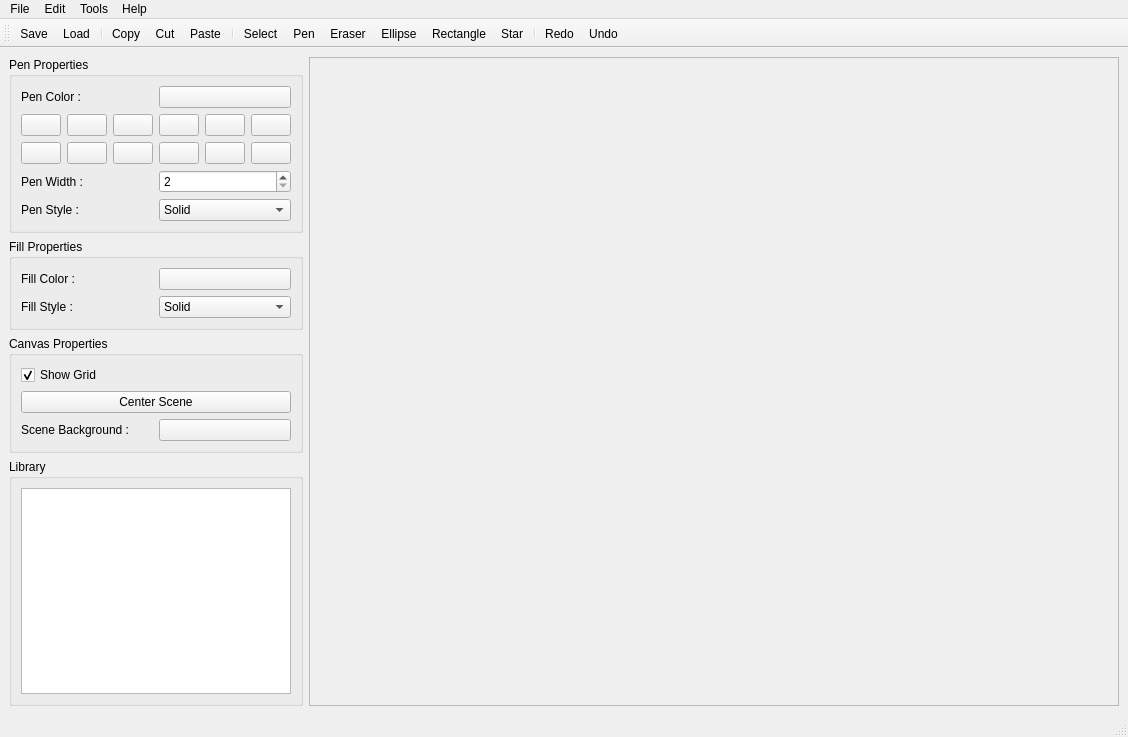
Arthur-T-Lambert/PainterApp, file PainterApplication/mainwindow.ui: the form before one commit.
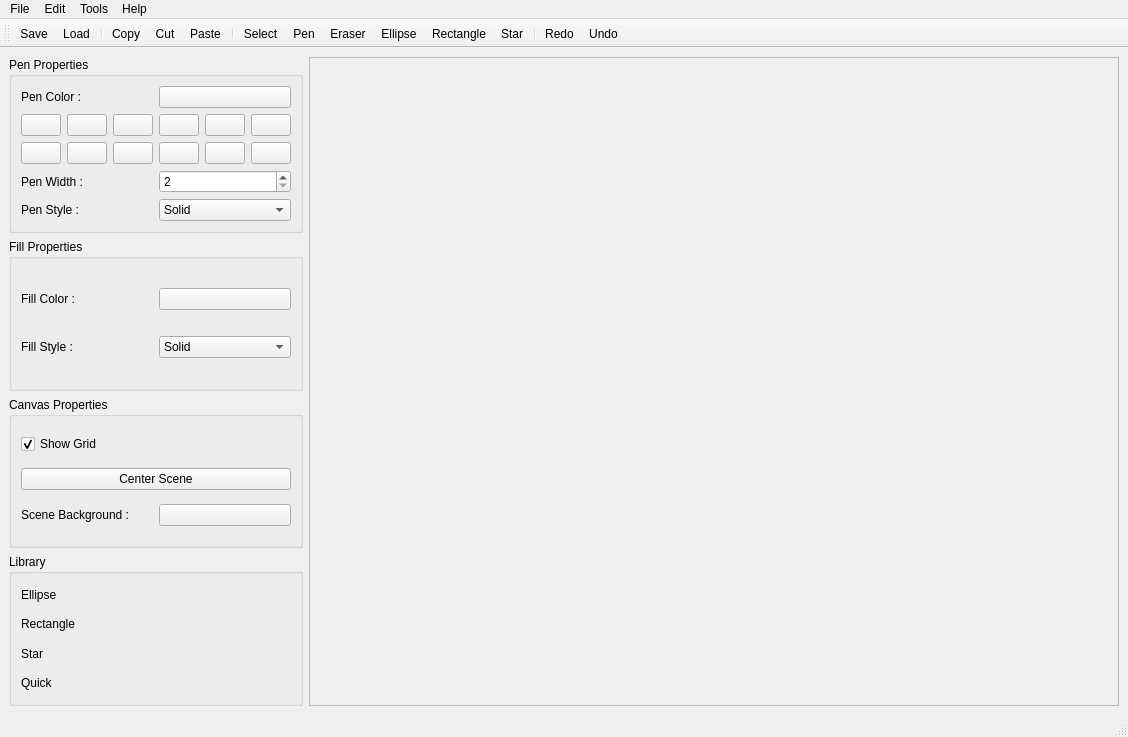
The form after the commit. Icons and pictures are not drawn.

Diff of the .ui file:
```diff
--- a/PainterApplication/mainwindow.ui
+++ b/PainterApplication/mainwindow.ui
@@ -347,12 +347,30 @@
         </property>
         <layout class="QVBoxLayout" name="verticalLayout_5">
          <item>
-          <widget class="QGraphicsView" name="libraryView">
-           <property name="sizePolicy">
-            <sizepolicy hsizetype="Preferred" vsizetype="Expanding">
-             <horstretch>0</horstretch>
-             <verstretch>0</verstretch>
-            </sizepolicy>
+          <widget class="QLabel" name="Ellipse">
+           <property name="text">
+            <string>Ellipse</string>
+           </property>
+          </widget>
+         </item>
+         <item>
+          <widget class="QLabel" name="Rectangle">
+           <property name="text">
+            <string>Rectangle</string>
+           </property>
+          </widget>
+         </item>
+         <item>
+          <widget class="QLabel" name="Star">
+           <property name="text">
+            <string>Star</string>
+           </property>
+          </widget>
+         </item>
+         <item>
+          <widget class="QLabel" name="Quick">
+           <property name="text">
+            <string>Quick</string>
            </property>
           </widget>
          </item>
```
Left out of the diff: 24 changed lines with no effect on the pictures.
